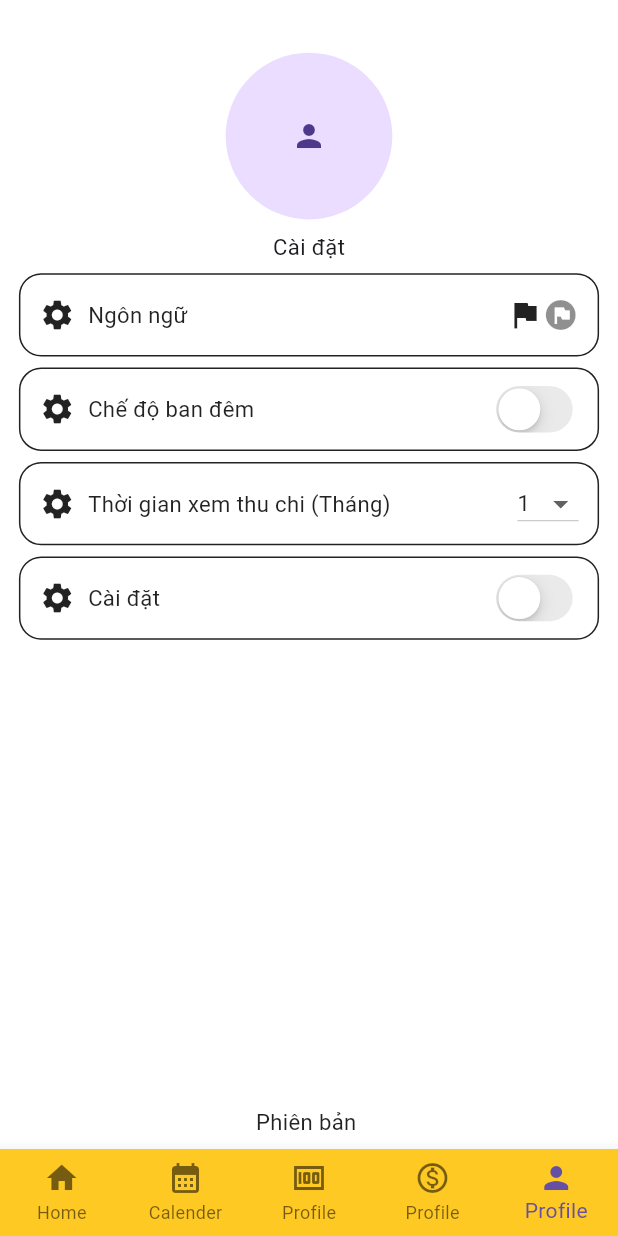
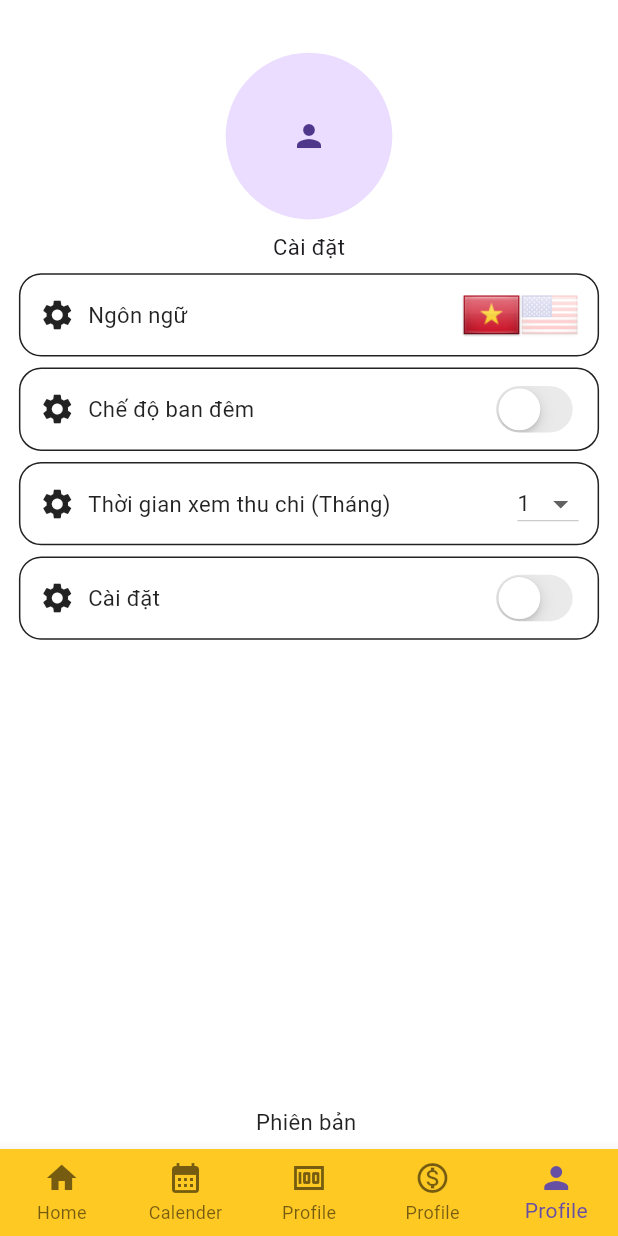
Before and after one commit to khanhnbsss1/Note, a Flutter app: the screen it shows after launch, item 5 of the bottom bar chosen, on a phone screen of 412 x 824 dp. Run offline on Flutter 3.47's test engine with Material 3 defaults, Android fonts, the phone set to English and light mode, and no system bars; our stand-ins replace fl_chart, flutter_local_notifications, flutter_screenutil, flutter_secure_storage, flutter_svg, get and 4 more; missing offline and left inert: flutter_background_service, omni_datetime_picker, rate_my_app, workmanager; Roboto replaces fonts that are missing (iCiel Helvetica).

Commit message:
update flag

```diff
--- a/lib/images/images.dart
+++ b/lib/images/images.dart
@@ -13,3 +13,5 @@ const String extraMoneyImg = 'assets/expense/extraMoney.png';
 const String investImg= 'assets/expense/invest.png';
 const String otherMoneyImg = 'assets/expense/otherMoney.png';
 const String salaryImg = 'assets/expense/salary.png';
+const String vnFlag = 'assets/flag/vn.png';
+const String usFlag = 'assets/flag/us.png';
--- a/lib/pages/profile/view/profile_page.dart
+++ b/lib/pages/profile/view/profile_page.dart
@@ -4,6 +4,7 @@ import 'package:flutter/material.dart';
 import 'package:flutter_screenutil/flutter_screenutil.dart';
 import 'package:get/get.dart';
 import 'package:note/config/app_color.dart';
+import 'package:note/images/images.dart';
 import 'package:note/pages/profile/controller/profile_controller.dart';
 import 'package:note/style/styles.dart';
 
@@ -143,33 +144,22 @@ class _ProfilePageState extends State<ProfilePage> {
   Widget buildLanguageTrailing() {
     return Row(
       children: [
-        AnimatedContainer(
-          duration: Duration(milliseconds: 100),
-          curve: Curves.easeInOutCubic,
-          child: Opacity(
-            opacity: controller.languageCode.value == 'vi' ? 1 : 0.5,
-            child: GestureDetector(
-              onTap: () {
-                controller.saveLanguage('vi');
-              },
-              child: Icon(Icons.flag, color: AppColor().textColor,),
-            ),
-          ),
-        ),
-        AnimatedContainer(
-          duration: Duration(milliseconds: 100),
-          curve: Curves.easeInOutCubic,
-          child: Opacity(
-            opacity: controller.languageCode.value == 'en' ? 1 : 0.5,
-            child: GestureDetector(
-              onTap: () {
-                controller.saveLanguage('en');
-              },
-              child: Icon(Icons.flag_circle, color: AppColor().textColor,),
-            ),
-          ),
-        ),
+        _buildLanguageFlag('vi', vnFlag),
+        _buildLanguageFlag('en', usFlag),
       ],
     );
   }
+
+  Widget _buildLanguageFlag(String langCode, String assetPath) {
+    return AnimatedOpacity(
+      duration: Duration(milliseconds: 300),
+      curve: Curves.easeInOutCubic,
+      opacity: controller.languageCode.value == langCode ? 1 : 0.2,
+      child: GestureDetector(
+        onTap: () => controller.saveLanguage(langCode),
+        child: Image.asset(assetPath),
+      ),
+    );
+  }
+
 }
--- a/pubspec.yaml
+++ b/pubspec.yaml
@@ -77,6 +77,7 @@ flutter:
   assets:
     - assets/icon/
     - assets/expense/
+    - assets/flag/
 # For information on the generic Dart part of this file, see the
 # following page: https://dart.dev/tools/pub/pubspec
 
```
